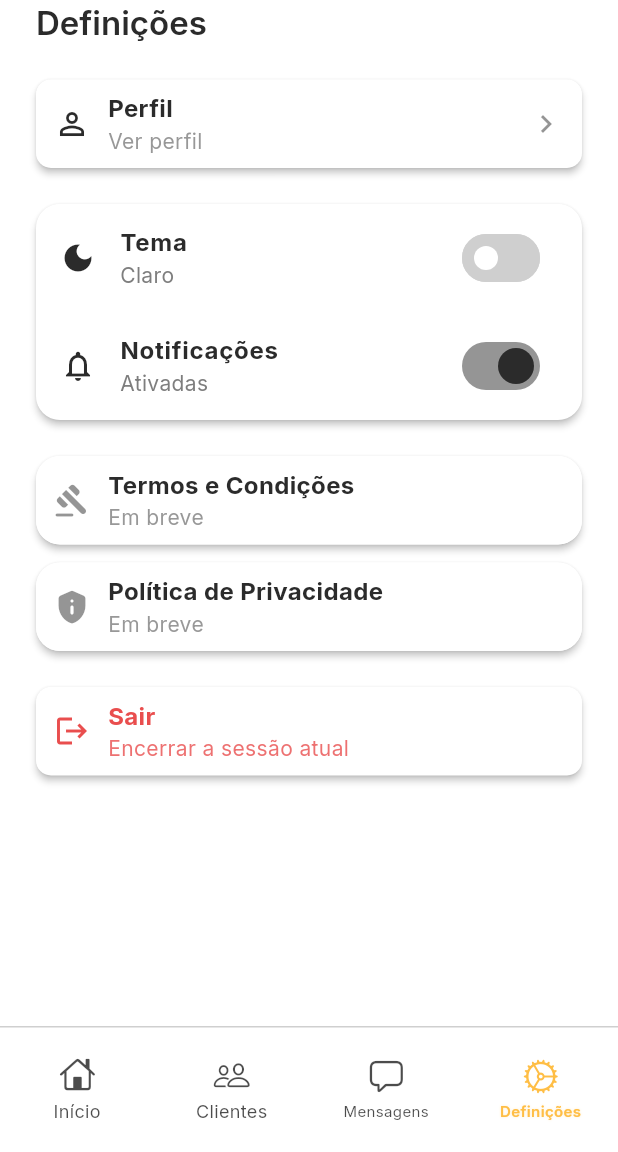
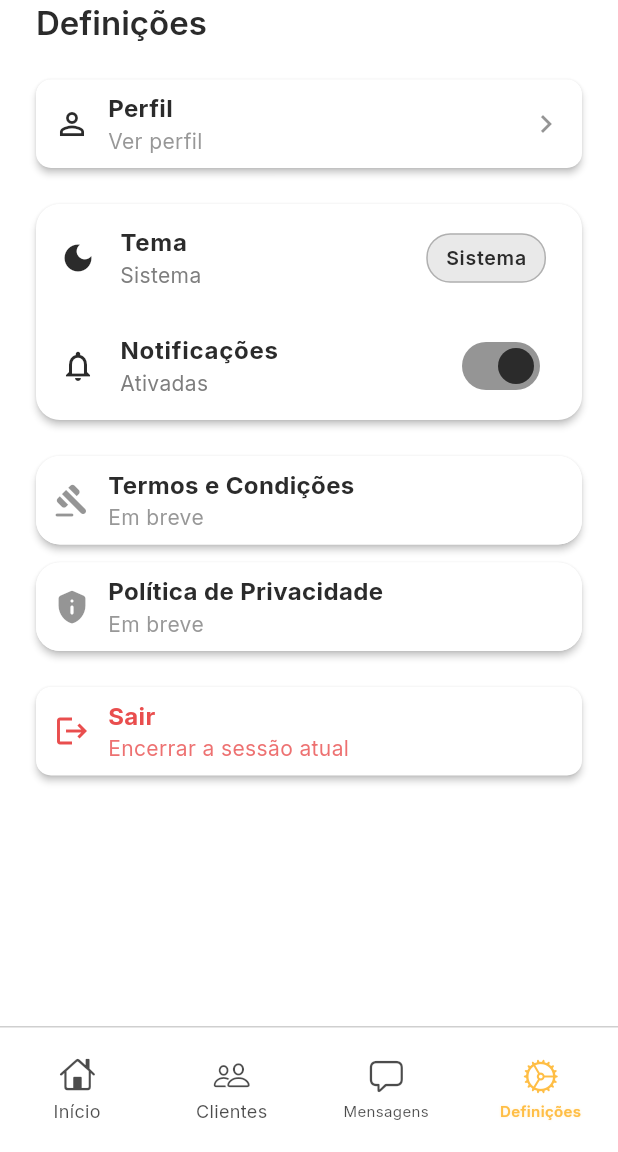
Before and after one commit to rodrigocastrolima/twogetherapp, a Flutter app: the SettingsPage screen opened by its route, on a phone screen of 412 x 824 dp, the part 84-1236 px from its top. Run offline on Flutter 3.47's test engine with Material 3 defaults, Android fonts, the phone set to English and light mode, and no system bars; our stand-ins replace cached_network_image, carousel_slider, cloud_firestore, cloud_functions, equatable, file_picker and 18 more; missing offline and left inert: dart:html, file_saver, flutter_pdfview, flutter_web_auth_2; accounts and stored records are empty; network calls fail; project files that could hold a hidden picture were left out.

Commit message:
theme mode settings

```diff
--- a/lib/features/settings/presentation/pages/settings_page.dart
+++ b/lib/features/settings/presentation/pages/settings_page.dart
@@ -87,11 +87,27 @@ class _SettingsPageState extends ConsumerState<SettingsPage> {
                         leading: Icon(Icons.dark_mode, color: theme.colorScheme.primary, size: 24),
                         title: Text('Tema', style: TextStyle(fontWeight: FontWeight.bold, color: theme.colorScheme.onSurface)),
                         subtitle: Text(getThemeName(), style: TextStyle(color: theme.colorScheme.onSurfaceVariant, fontSize: 14)),
-                        trailing: Switch(
-                          value: currentTheme == ThemeMode.dark,
-                          onChanged: (bool value) {
-                            themeNotifier.setTheme(value ? ThemeMode.dark : ThemeMode.light);
-                          },
+                        trailing: GestureDetector(
+                          onTap: () => themeNotifier.toggleTheme(),
+                          child: Container(
+                            padding: const EdgeInsets.symmetric(horizontal: 12, vertical: 6),
+                            decoration: BoxDecoration(
+                              color: theme.colorScheme.primary.withAlpha((255 * 0.1).round()),
+                              borderRadius: BorderRadius.circular(16),
+                              border: Border.all(
+                                color: theme.colorScheme.primary.withAlpha((255 * 0.3).round()),
+                                width: 1,
+                              ),
+                            ),
+                            child: Text(
+                              getThemeName(),
+                              style: TextStyle(
+                                color: theme.colorScheme.primary,
+                                fontWeight: FontWeight.w600,
+                                fontSize: 13,
+                              ),
+                            ),
+                          ),
                         ),
                       ),
                       ListTile(
@@ -213,14 +229,8 @@ class _SettingsPageState extends ConsumerState<SettingsPage> {
 
   String getThemeName() {
     final currentTheme = ref.watch(themeProvider);
-    switch (currentTheme) {
-      case ThemeMode.light:
-        return 'Claro';
-      case ThemeMode.dark:
-        return 'Escuro';
-      case ThemeMode.system:
-        return 'Sistema';
-    }
+    final themeNotifier = ref.read(themeProvider.notifier);
+    return themeNotifier.getThemeName();
   }
 
   Widget _buildSettingsTile({
```
Also changed, not shown: lib/core/providers/theme_provider.dart (+64 -21 lines), lib/presentation/screens/admin/admin_settings_page.dart (+22 -12 lines).
